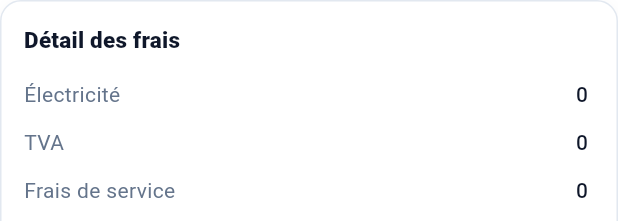
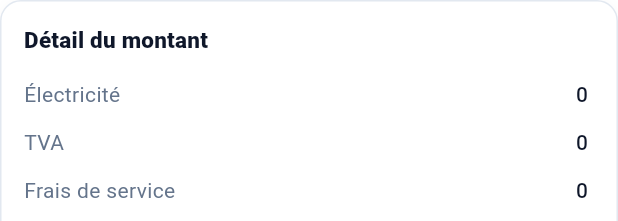
Before and after one commit to almousleckdev/zellacharging, a Flutter app: the FeeDetailsCard widget shown alone on an empty page, opened directly with empty values, on a phone screen of 412 x 824 dp. Shown: the top 221 px of the screen. Run offline on Flutter 3.47's test engine with Material 3 defaults, Android fonts, the phone set to English and light mode, and no system bars; our stand-ins replace dio, firebase_core, firebase_messaging, flutter_map, flutter_riverpod, flutter_secure_storage and 6 more; missing offline and left inert: app_badge_plus, mobile_scanner, phosphor_icons; accounts and stored records are empty; network calls fail.

Commit message:
Show the real service fee in the charge price detailsa

```diff
--- a/mobile/lib/core/l10n/history_text.dart
+++ b/mobile/lib/core/l10n/history_text.dart
@@ -38,14 +38,14 @@ abstract final class HistoryText {
   static String get totalKwh =>
       AppLanguage.pick(fr: 'Total kWh', en: 'Total kWh');
 
-  static String get totalFee =>
-      AppLanguage.pick(fr: 'Frais totaux', en: 'Total fee');
+  static String get totalAmount =>
+      AppLanguage.pick(fr: 'Montant total', en: 'Total amount');
 
   static String get locationTitle =>
       AppLanguage.pick(fr: 'Lieu', en: 'Location');
 
   static String get feeDetails =>
-      AppLanguage.pick(fr: 'Détail des frais', en: 'Fee details');
+      AppLanguage.pick(fr: 'Détail du montant', en: 'Price details');
 
   static String get electricFee =>
       AppLanguage.pick(fr: 'Électricité', en: 'Electric fee');
--- a/mobile/lib/features/charging/presentation/details/details_summary.dart
+++ b/mobile/lib/features/charging/presentation/details/details_summary.dart
@@ -26,7 +26,7 @@ class DetailsSummary extends StatelessWidget {
             const VerticalDivider(width: 1, color: AppColors.border),
             _cell(context, session.energyText, HistoryText.totalKwh),
             const VerticalDivider(width: 1, color: AppColors.border),
-            _cell(context, session.costText, HistoryText.totalFee, true),
+            _cell(context, session.costText, HistoryText.totalAmount, true),
           ],
         ),
       ),
--- a/mobile/lib/features/charging/presentation/details/fee_details_card.dart
+++ b/mobile/lib/features/charging/presentation/details/fee_details_card.dart
@@ -32,7 +32,7 @@ class FeeDetailsCard extends StatelessWidget {
         InfoRow(label: HistoryText.vat, value: _money(fees?.vatMinor)),
         InfoRow(
           label: HistoryText.serviceFee,
-          value: _money(fees == null ? null : 0),
+          value: _money(fees?.serviceMinor),
         ),
         const Divider(height: 16, color: AppColors.border),
         InfoRow(
```
Also changed, not shown: 1 other file.
